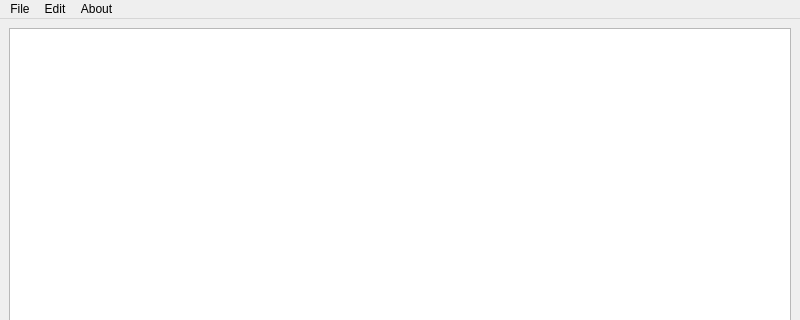
Above: mainwindow.ui from TumerAlpKirinc/BetterNotepad before the change; both pictures show x 0 to 800 and y 0 to 320 of the 800 by 600 pixel window. Below: the same form after it.
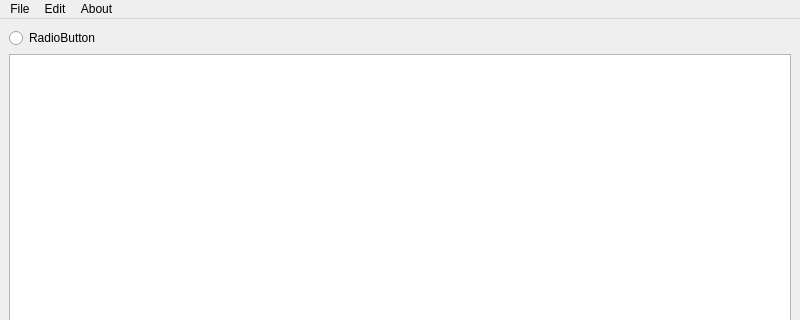
That is the form after the change. Icons and pictures are not drawn.

Patch:
```diff
--- a/mainwindow.ui
+++ b/mainwindow.ui
@@ -14,9 +14,35 @@
    <string>MainWindow</string>
   </property>
   <widget class="QWidget" name="centralwidget">
-   <layout class="QHBoxLayout" name="horizontalLayout_2">
+   <layout class="QVBoxLayout" name="verticalLayout">
     <item>
-     <widget class="QTextEdit" name="textEdit"/>
+     <widget class="QRadioButton" name="radioButton">
+      <property name="sizePolicy">
+       <sizepolicy hsizetype="Minimum" vsizetype="Fixed">
+        <horstretch>0</horstretch>
+        <verstretch>0</verstretch>
+       </sizepolicy>
+      </property>
+      <property name="minimumSize">
+       <size>
+        <width>0</width>
+        <height>0</height>
+       </size>
+      </property>
+      <property name="text">
+       <string>RadioButton</string>
+      </property>
+     </widget>
+    </item>
+    <item>
+     <widget class="QTextEdit" name="textEdit">
+      <property name="sizePolicy">
+       <sizepolicy hsizetype="Expanding" vsizetype="Expanding">
+        <horstretch>0</horstretch>
+        <verstretch>0</verstretch>
+       </sizepolicy>
+      </property>
+     </widget>
     </item>
    </layout>
   </widget>
```
Left out of the diff: 2 changed lines with no effect on the pictures.
